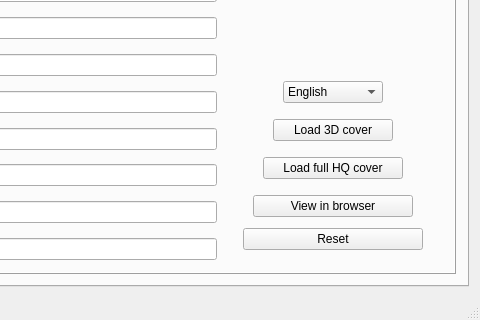
The window that resources/ui/wiibafu.ui (evertonstz/wiibafu) describes before a commit, drawn with Qt 5; both pictures show x 320 to 800 and y 285 to 605 of the 800 by 605 pixel window.
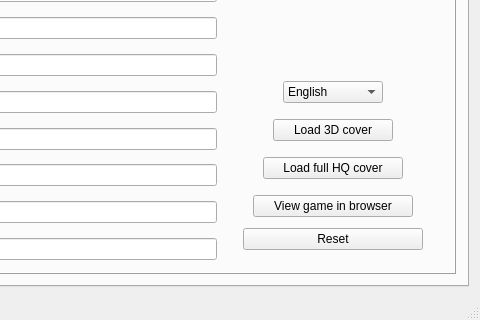
The same window after the commit. The open tabs and pages were chosen to show the change. Icons and pictures are not drawn.

Diff of the .ui file:
```diff
--- a/resources/ui/wiibafu.ui
+++ b/resources/ui/wiibafu.ui
@@ -1250,7 +1250,7 @@
                   </size>
                  </property>
                  <property name="text">
-                  <string>View in browser</string>
+                  <string>View game in browser</string>
                  </property>
                  <property name="shortcut">
                   <string>Ctrl+V</string>
```
